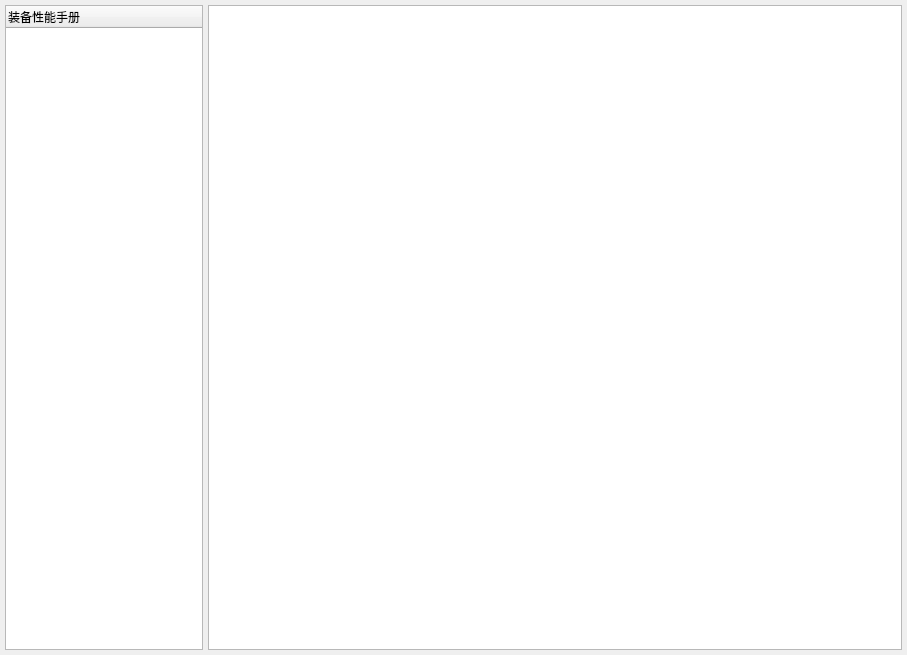
This is widgets/dictSelect/widget_manual.ui in Belos10/Equip as Qt 5 draws it before an edit. The edited form follows.
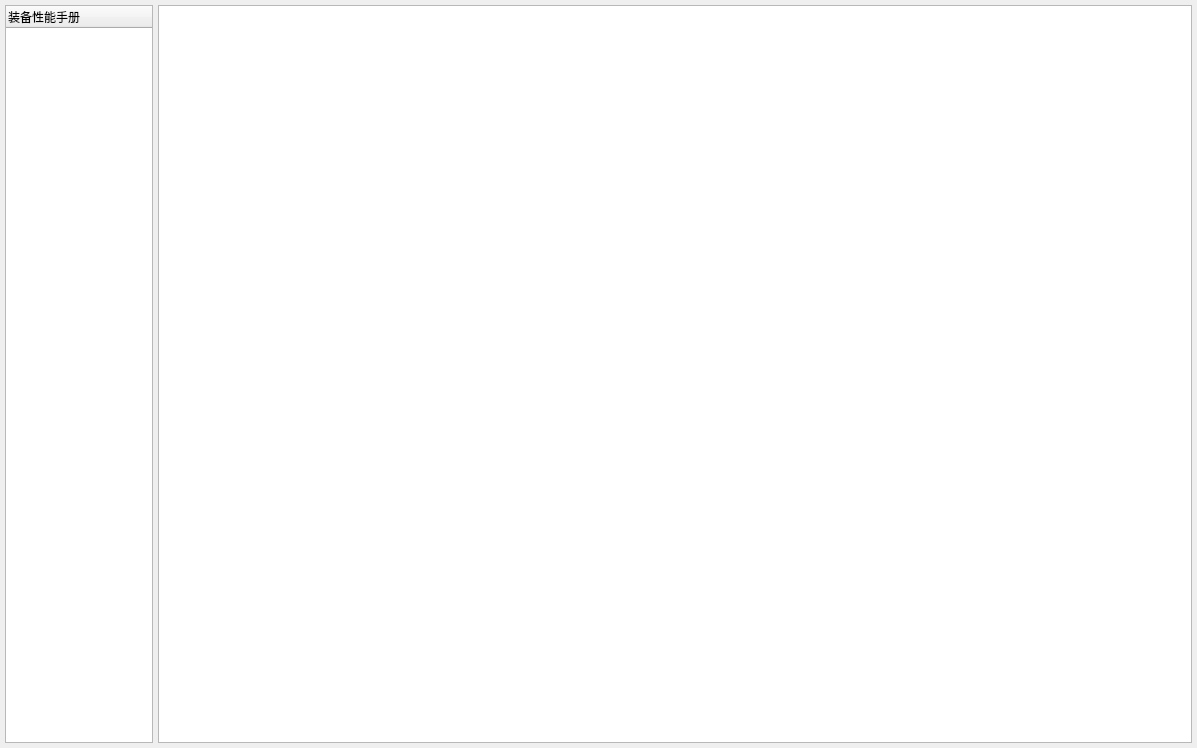
This is the edited form.

Commit message: 默认更改列表

The edit to the form file:
```diff
--- a/widgets/dictSelect/widget_manual.ui
+++ b/widgets/dictSelect/widget_manual.ui
@@ -6,14 +6,14 @@
    <rect>
     <x>0</x>
     <y>0</y>
-    <width>907</width>
-    <height>655</height>
+    <width>1197</width>
+    <height>748</height>
    </rect>
   </property>
   <property name="windowTitle">
    <string>Form</string>
   </property>
-  <layout class="QHBoxLayout" name="horizontalLayout" stretch="2,7">
+  <layout class="QHBoxLayout" name="horizontalLayout" stretch="1,7">
    <property name="spacing">
     <number>5</number>
    </property>
```
The commit also changes 2 other files.
